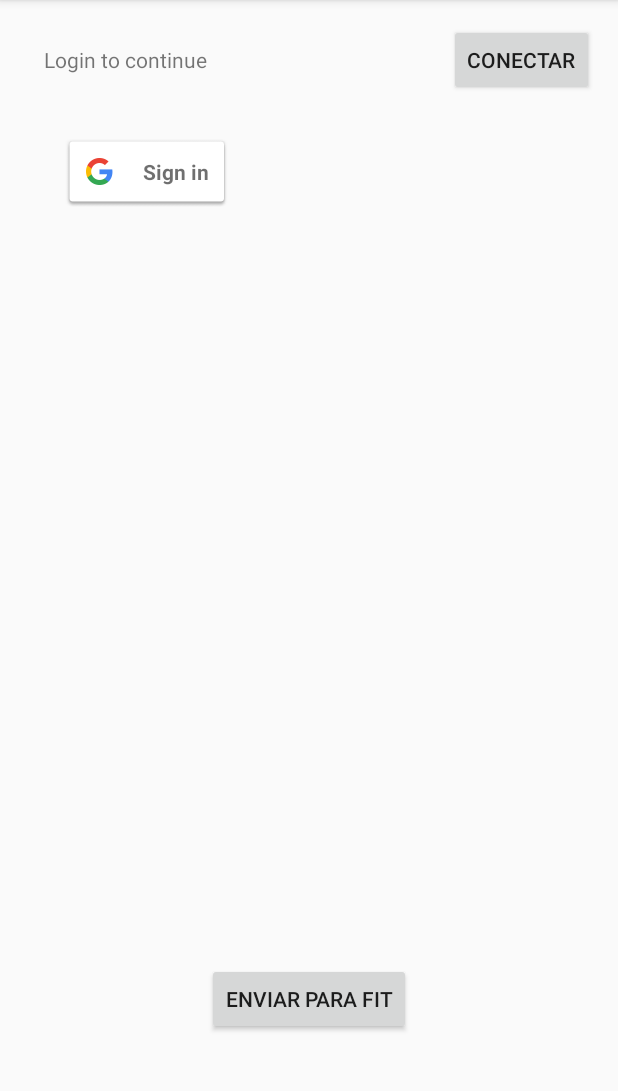
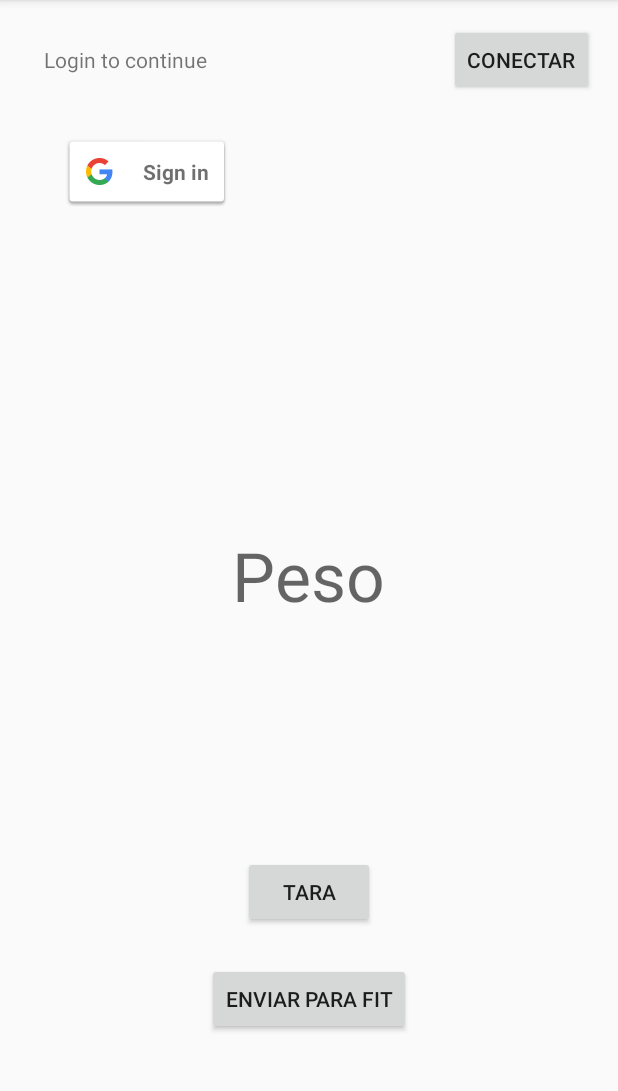
Before and after one commit to ddearauj/Scale, an Android app: the screen it shows after launch (MainActivity), on a phone screen of 412 x 824 dp, the part 84-1175 px from its top. Run offline under Robolectric (Android 15) with nearby library versions, the phone set to English and light mode, and no system bars; 2 statements that could not run were skipped.

Commit message:
Add Arduino Connectivity

```diff
--- a/app/src/main/java/com/example/dpereira14/scale/MainActivity.java
+++ b/app/src/main/java/com/example/dpereira14/scale/MainActivity.java
@@ -47,9 +47,10 @@ public class MainActivity extends AppCompatActivity implements GoogleApiClient.O
     private static boolean connected = false;
     private GoogleApiClient mGoogleApiClient;
     TextView textView;
+    TextView weightView;
     Button connectButton;
     private static float weight = 98;
-    private final String DEVICE_NAME = "BT-820";
+    private final String DEVICE_NAME = "HC-05";
     private BluetoothDevice device;
     private BluetoothSocket socket;
     private OutputStream outputStream;
@@ -63,6 +64,7 @@ public class MainActivity extends AppCompatActivity implements GoogleApiClient.O
         super.onCreate(savedInstanceState);
         setContentView(R.layout.activity_main);
         textView = (TextView) findViewById(R.id.textView);
+        weightView = (TextView) findViewById(R.id.weightView);
         textView.setText("Login to continue");
         findViewById(R.id.sign_in_button).setOnClickListener(this);
         connectButton = (Button) findViewById(R.id.connectButton);
@@ -352,7 +354,7 @@ public class MainActivity extends AppCompatActivity implements GoogleApiClient.O
                             final String string = new String(rawBytes, "UTF-8");
                             handler.post(new Runnable() {
                                 public void run() {
-                                    textView.setText(string);
+                                    weightView.setText(string);
                                     ;
                                 }
                             });
--- a/app/src/main/res/layout/activity_main.xml
+++ b/app/src/main/res/layout/activity_main.xml
@@ -37,6 +37,24 @@
         android:layout_marginStart="26dp"
         android:layout_marginTop="74dp" />
 
+    <Button
+        android:text="@string/tara"
+        android:layout_width="wrap_content"
+        android:layout_height="wrap_content"
+        android:layout_above="@+id/sendWeight"
+        android:layout_centerHorizontal="true"
+        android:layout_marginBottom="23dp"
+        android:id="@+id/buttonSetZero" />
+
+    <TextView
+        android:text="Peso"
+        android:layout_width="wrap_content"
+        android:layout_height="wrap_content"
+        android:layout_centerVertical="true"
+        android:layout_centerHorizontal="true"
+        android:id="@+id/weightView"
+        android:textAppearance="@style/TextAppearance.AppCompat.Display2" />
+
     <TextView
         android:text="TextView"
         android:layout_width="wrap_content"
--- a/app/src/main/res/values/strings.xml
+++ b/app/src/main/res/values/strings.xml
@@ -2,4 +2,5 @@
     <string name="app_name">Scale</string>
     <string name="signed_in_fmt">Signed in as: %s</string>
     <string name="Fit">Enviar para Fit</string>
+    <string name="tara">Tara</string>
 </resources>
```
